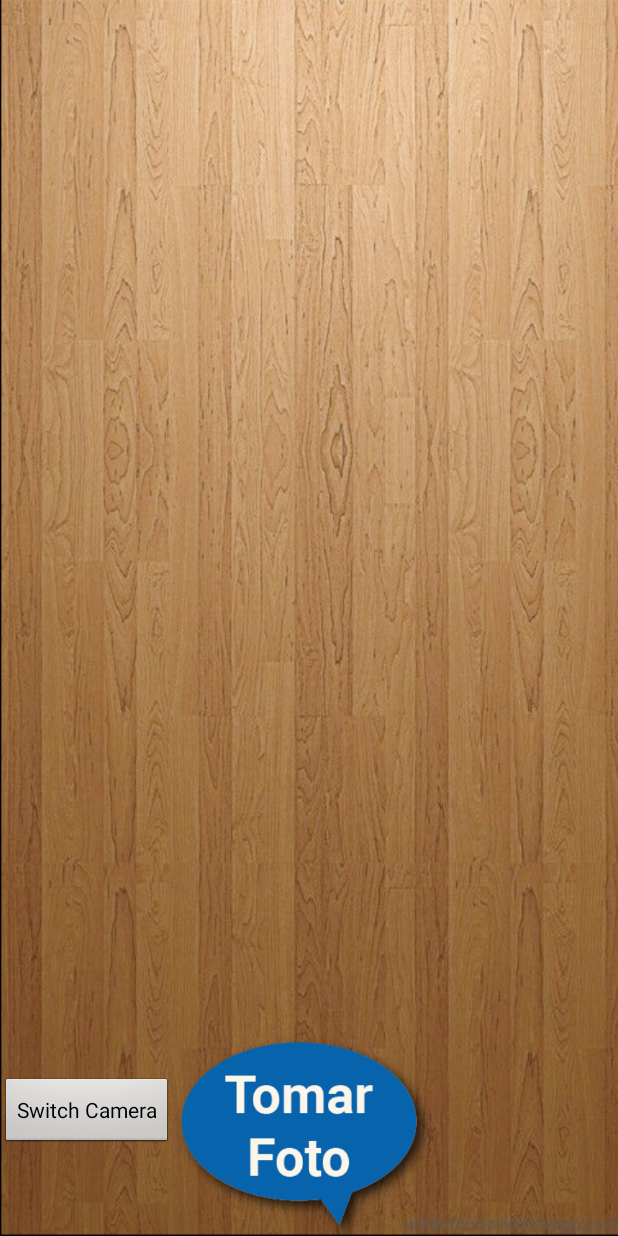
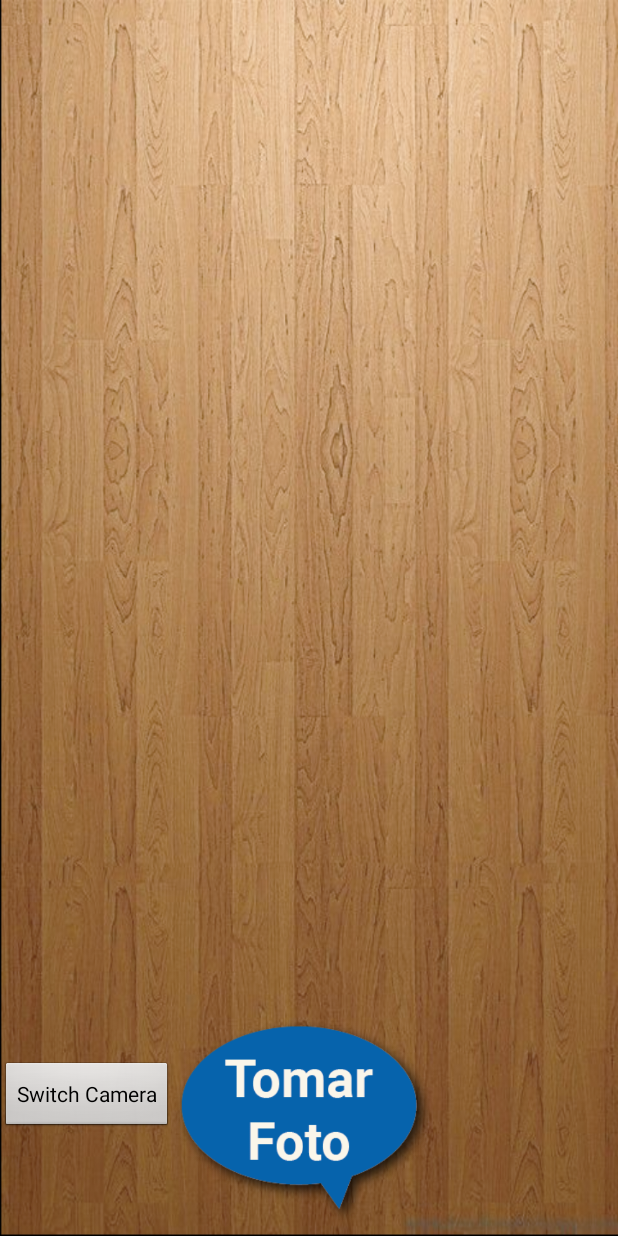
Before and after one commit to BennyFranco/SimplePhone, an Android app: the layout activity_main.xml on its own in the app's theme, with its tools: preview values and no code run, on a phone screen of 412 x 824 dp. Run offline under Robolectric (Android 15) with nearby library versions, the phone set to English and light mode, and no system bars.

```diff
--- a/app/src/main/java/itson/mx/simplephone/HomeActivity.java
+++ b/app/src/main/java/itson/mx/simplephone/HomeActivity.java
@@ -75,7 +75,7 @@ public class HomeActivity extends Activity{
                         startActivity(i);
                         break;
                     case CAMARA:
-                        i = manager.getLaunchIntentForPackage("com.sec.android.app.camera");
+                        i = manager.getLaunchIntentForPackage("mx.itson.camara");
                         startActivity(i);
                         break;
                     case FOTOS:
--- a/camara/src/main/java/mx/itson/camara/MainActivity.java
+++ b/camara/src/main/java/mx/itson/camara/MainActivity.java
@@ -30,6 +30,7 @@ public class MainActivity extends Activity {
     private Button switchCamera;
     private Context myContext;
     private LinearLayout cameraPreview;
+    private Camera.Parameters parameters;
     private boolean cameraFront = false;
 
     @Override
@@ -88,7 +89,11 @@ public class MainActivity extends Activity {
                 Toast.makeText(this, "No front facing camera found.", Toast.LENGTH_LONG).show();
                 switchCamera.setVisibility(View.GONE);
             }
+
             mCamera = Camera.open(findBackFacingCamera());
+            parameters = mCamera.getParameters();
+            parameters.set("orientation", "portrait");
+            mCamera.setParameters(parameters);
             mPicture = getPictureCallback();
             mPreview.refreshCamera(mCamera);
         }
--- a/camara/src/main/res/layout/activity_main.xml
+++ b/camara/src/main/res/layout/activity_main.xml
@@ -3,15 +3,16 @@
     android:layout_width="fill_parent"
     android:layout_height="fill_parent"
     android:orientation="vertical"
-    android:background="@drawable/background1">
+    android:background="@drawable/background1"
+    android:weightSum="1">
 
     <LinearLayout
         android:id="@+id/camera_preview"
         android:layout_width="fill_parent"
-        android:layout_height="fill_parent"
-        android:layout_weight="1"
-        android:orientation="vertical"
-        android:weightSum="1">
+        android:layout_height="match_parent"
+        android:orientation="horizontal"
+        android:weightSum="1"
+        android:layout_weight="1.08">
 
     </LinearLayout>
 
```
Also changed, not shown: camara/src/main/java/mx/itson/camara/CameraPreview.java (+9 -1 lines).
